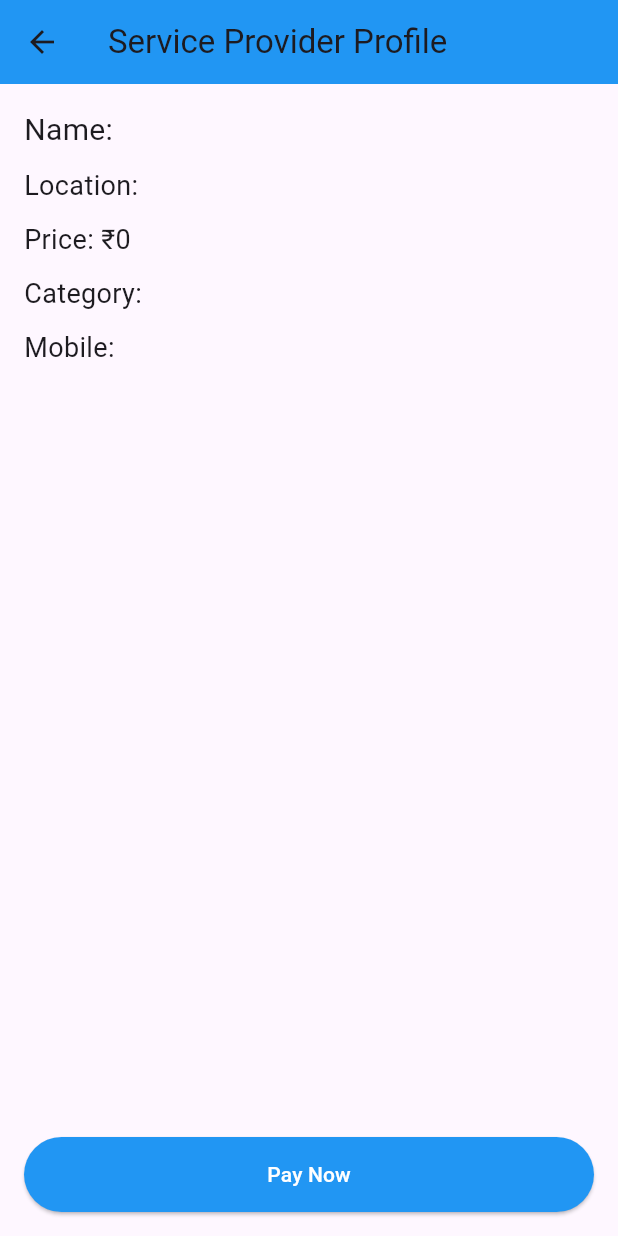
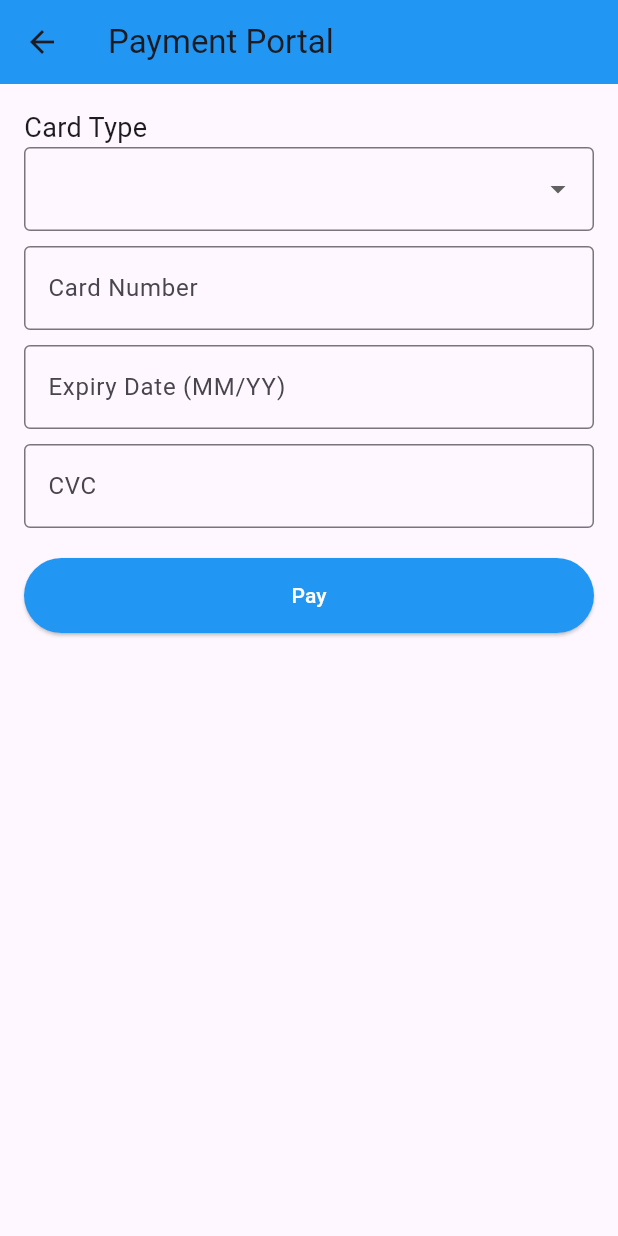
Before and after one commit to Iroshan99/Pro-Finder-new, a Flutter app: the ServiceProviderProfile screen opened directly with empty values, after a tap on "Pay Now", on a phone screen of 412 x 824 dp. Run offline on Flutter 3.47's test engine with Material 3 defaults, Android fonts, the phone set to English and light mode, and no system bars; our stand-ins replace cloud_firestore, firebase_auth, firebase_core; missing offline and left inert: dialog_flowtter; accounts and stored records are empty; project files that could hold a hidden picture were left out.

Commit message:
payment portal and electricion file

```diff
--- /dev/null
+++ b/lib/PaymentPortal.dart
@@ -0,0 +1,128 @@
+import 'package:flutter/material.dart';
+
+class PaymentPortal extends StatefulWidget {
+  @override
+  _PaymentPortalState createState() => _PaymentPortalState();
+}
+
+class _PaymentPortalState extends State<PaymentPortal> {
+  final _formKey = GlobalKey<FormState>();
+  String? cardType;
+  String cardNumber = '';
+  String expiryDate = '';
+  String cvc = '';
+
+  void _submitPayment() {
+    if (_formKey.currentState!.validate()) {
+      _formKey.currentState!.save();
+      // Show payment successful message
+      ScaffoldMessenger.of(context).showSnackBar(
+        SnackBar(content: Text('Payment Successful!')),
+      );
+      // Navigate back to the previous page after a short delay
+      Future.delayed(Duration(seconds: 2), () {
+        Navigator.pop(context);
+      });
+    }
+  }
+
+  @override
+  Widget build(BuildContext context) {
+    return Scaffold(
+      appBar: AppBar(
+        title: Text('Payment Portal'),
+        backgroundColor: Colors.blue,
+        leading: IconButton(
+          icon: Icon(Icons.arrow_back),
+          onPressed: () {
+            Navigator.pop(context);
+          },
+        ),
+      ),
+      body: Padding(
+        padding: const EdgeInsets.all(16.0),
+        child: Form(
+          key: _formKey,
+          child: Column(
+            crossAxisAlignment: CrossAxisAlignment.start,
+            children: [
+              Text('Card Type', style: TextStyle(fontSize: 18)),
+              DropdownButtonFormField<String>(
+                value: cardType,
+                onChanged: (value) {
+                  setState(() {
+                    cardType = value;
+                  });
+                },
+                items: [
+                  DropdownMenuItem(
+                    child: Text('Visa'),
+                    value: 'Visa',
+                  ),
+                  DropdownMenuItem(
+                    child: Text('MasterCard'),
+                    value: 'MasterCard',
+                  ),
+                  DropdownMenuItem(
+                    child: Text('American Express'),
+                    value: 'American Express',
+                  ),
+                ],
+                validator: (value) => value == null ? 'Please select a card type' : null,
+                decoration: InputDecoration(
+                  border: OutlineInputBorder(),
+                ),
+              ),
+              SizedBox(height: 10),
+              TextFormField(
+                decoration: InputDecoration(
+                  labelText: 'Card Number',
+                  border: OutlineInputBorder(),
+                ),
+                keyboardType: TextInputType.number,
+                onSaved: (value) {
+                  cardNumber = value!;
+                },
+                validator: (value) => value!.isEmpty ? 'Please enter card number' : null,
+              ),
+              SizedBox(height: 10),
+              TextFormField(
+                decoration: InputDecoration(
+                  labelText: 'Expiry Date (MM/YY)',
+                  border: OutlineInputBorder(),
+                ),
+                keyboardType: TextInputType.datetime,
+                onSaved: (value) {
+                  expiryDate = value!;
+                },
+                validator: (value) => value!.isEmpty ? 'Please enter expiry date' : null,
+              ),
+              SizedBox(height: 10),
+              TextFormField(
+                decoration: InputDecoration(
+                  labelText: 'CVC',
+                  border: OutlineInputBorder(),
+                ),
+                keyboardType: TextInputType.number,
+                obscureText: true,
+                onSaved: (value) {
+                  cvc = value!;
+                },
+                validator: (value) => value!.isEmpty ? 'Please enter CVC' : null,
+              ),
+              SizedBox(height: 20),
+              ElevatedButton(
+                onPressed: _submitPayment,
+                child: Text('Pay'),
+                style: ElevatedButton.styleFrom(
+                  minimumSize: Size(double.infinity, 50),
+                  foregroundColor: Colors.white, backgroundColor: Colors.blue,
+                ),
+              ),
+            ],
+          ),
+        ),
+      ),
+    );
+  }
+}
--- a/lib/electricion.dart
+++ b/lib/electricion.dart
@@ -2,6 +2,7 @@ import 'package:cloud_firestore/cloud_firestore.dart';
 import 'package:firebase_auth/firebase_auth.dart';
 import 'package:flutter/material.dart';
 import 'package:test8/ChatPage.dart';
+import 'package:test8/PaymentPortal.dart';
 import 'package:test8/accounts.dart';
 import 'package:test8/category.dart';
 import 'package:test8/notification.dart';
@@ -66,7 +67,7 @@ class _PaintersPageState extends State<electricion> {
   Widget build(BuildContext context) {
     return Scaffold(
       appBar: AppBar(
-        title: Text('Electricions'),
+        title: Text('Elctricions'),
         backgroundColor: Colors.blue,
       ),
       body: SingleChildScrollView(
@@ -205,13 +206,14 @@ class ServiceProviderProfile extends StatelessWidget {
                 Spacer(),
                 ElevatedButton(
                   onPressed: () {
-                    // Handle payment logic here
+                    Navigator.push(context, MaterialPageRoute(builder: (context) => PaymentPortal()));
                   },
                   child: Text('Pay Now'),
                   style: ElevatedButton.styleFrom(
                     foregroundColor: Colors.white, backgroundColor: Colors.blue,
                     minimumSize: Size(double.infinity, 50),
                   ),
+
                 ),
               ],
             ),
```
